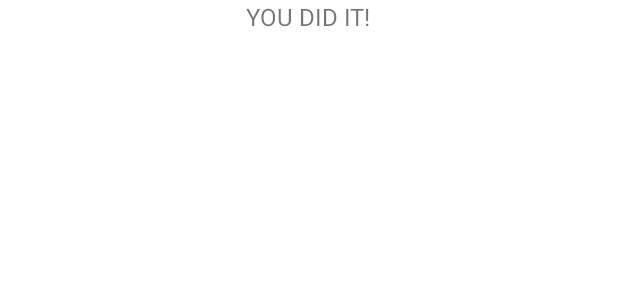
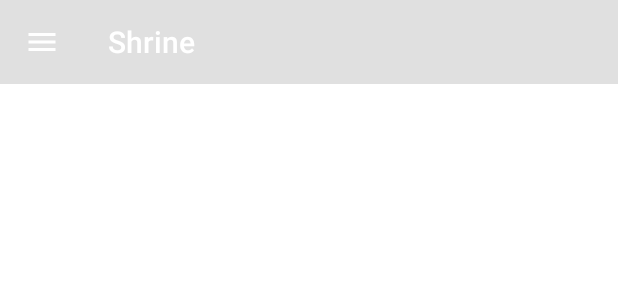
Before and after one commit to johnburitto/MaterialComponentsShine, an Android app: the layout shr_product_grid_fragment.xml on its own in the app's theme, with its tools: preview values and no code run, on a phone screen of 412 x 824 dp. Shown: the top 300 px of the screen. Run offline under Robolectric (Android 15) with nearby library versions, the phone set to English and light mode, and no system bars.

Commit message:
Add AppBar menu

```diff
--- a/app/src/main/res/layout/shr_product_grid_fragment.xml
+++ b/app/src/main/res/layout/shr_product_grid_fragment.xml
@@ -11,13 +11,17 @@
         android:layout_height="wrap_content"
         android:orientation="vertical">
 
-        <TextView
-            android:layout_width="wrap_content"
-            android:layout_height="wrap_content"
-            android:layout_gravity="center"
-            android:text="You did it!"
-            android:textAllCaps="true"
-            android:textSize="16sp" />
+        <com.google.android.material.appbar.AppBarLayout
+            android:layout_width="match_parent"
+            android:layout_height="wrap_content">
 
+            <androidx.appcompat.widget.Toolbar
+                android:id="@+id/app_bar"
+                style="@style/Widget.Shrine.Toolbar"
+                android:layout_width="match_parent"
+                android:layout_height="?attr/actionBarSize"
+                app:title="@string/shr_app_name"
+                app:navigationIcon="@drawable/shr_menu" />
+        </com.google.android.material.appbar.AppBarLayout>
     </LinearLayout>
 </FrameLayout>
```
Also changed, not shown: app/src/main/java/com/google/codelabs/mdc/kotlin/shrine/ProductGridFragment.kt (+20 -4 lines).
